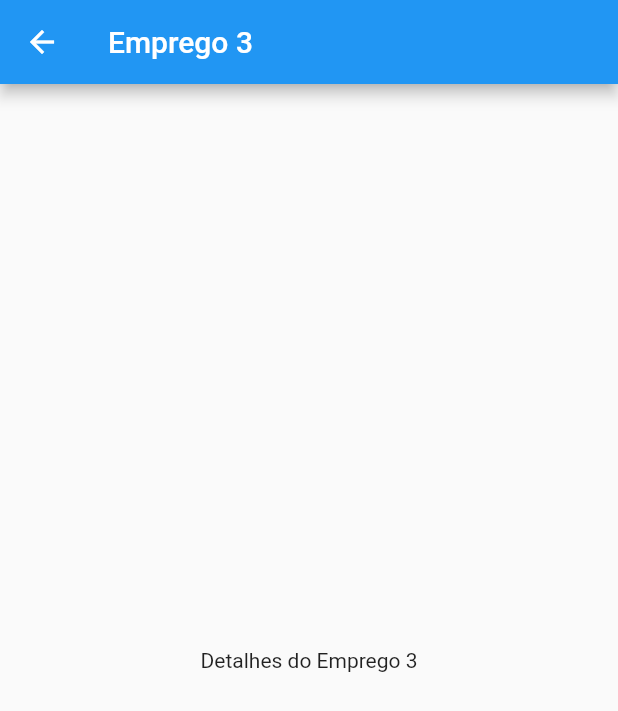
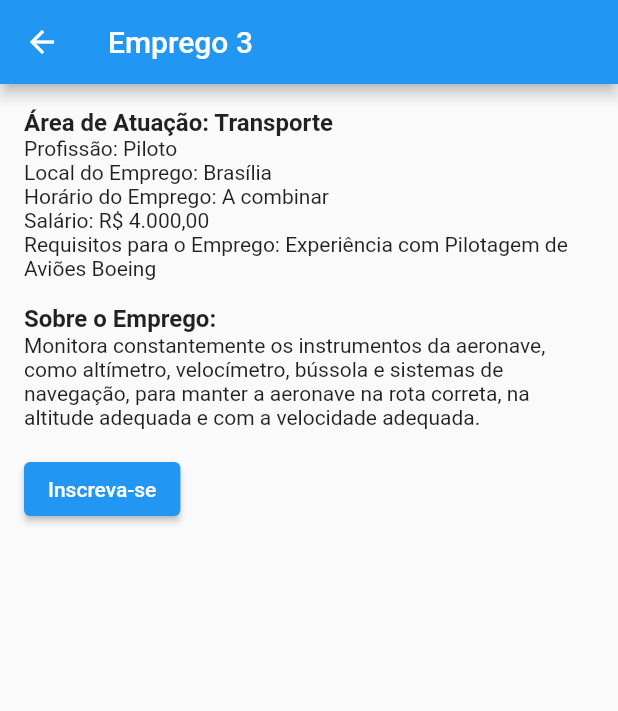
Before and after one commit to reidnersousa/atividade_Final, a Flutter app: the TelaEmprego3 screen opened directly, on a phone screen of 412 x 824 dp. Shown: the top 711 px of the screen. Run offline on Flutter 3.47's test engine with Material 2 defaults, Android fonts, the phone set to English and light mode, and no system bars.

Commit message:
Empregos3Adjust

```diff
--- a/lib/view/Empregos.dart
+++ b/lib/view/Empregos.dart
@@ -92,15 +92,71 @@ class TelaEmprego2 extends StatelessWidget {
   }
 }
 
-class TelaEmprego3 extends StatelessWidget {
+class TelaEmprego3 extends StatefulWidget {
+  @override
+  _TelaEmprego3State createState() => _TelaEmprego3State();
+}
+
+class _TelaEmprego3State extends State<TelaEmprego3> {
+  bool inscrito =
+      false; // Variável para controlar se a pessoa está inscrita ou não
+
   @override
   Widget build(BuildContext context) {
     return Scaffold(
       appBar: AppBar(
         title: Text('Emprego 3'),
       ),
-      body: Center(
-        child: Text('Detalhes do Emprego 3'),
+      body: SingleChildScrollView(
+        padding: EdgeInsets.all(16),
+        child: Column(
+          crossAxisAlignment: CrossAxisAlignment.start,
+          children: [
+            Text(
+              'Área de Atuação: Transporte',
+              style: TextStyle(fontSize: 16, fontWeight: FontWeight.bold),
+            ),
+            Text('Profissão: Piloto'),
+            Text('Local do Emprego: Brasília'),
+            Text('Horário do Emprego: A combinar'),
+            Text('Salário: R\$ 4.000,00'),
+            Text(
+              'Requisitos para o Emprego: Experiência com Pilotagem de Aviões Boeing',
+            ),
+            SizedBox(height: 16),
+            Text(
+              'Sobre o Emprego:',
+              style: TextStyle(fontSize: 16, fontWeight: FontWeight.bold),
+            ),
+            Text(
+              'Monitora constantemente os instrumentos da aeronave, como altímetro, velocímetro, bússola e sistemas de navegação, para manter a aeronave na rota correta, na altitude adequada e com a velocidade adequada.',
+            ),
+            SizedBox(height: 16),
+            ElevatedButton(
+              onPressed: () {
+                // Lógica para aplicar-se ao emprego
+                setState(() {
+                  inscrito = true; // Atualiza o estado para inscrito = true
+                });
+              },
+              child: Text('Inscreva-se'),
+            ),
+            SizedBox(height: 16),
+            if (inscrito)
+              Container(
+                padding: EdgeInsets.all(16),
+                color: Colors.green,
+                child: Text(
+                  'Você foi inscrito neste emprego!',
+                  style: TextStyle(
+                    fontSize: 16,
+                    fontWeight: FontWeight.bold,
+                    color: Colors.white,
+                  ),
+                ),
+              ),
+          ],
+        ),
       ),
     );
   }
```
